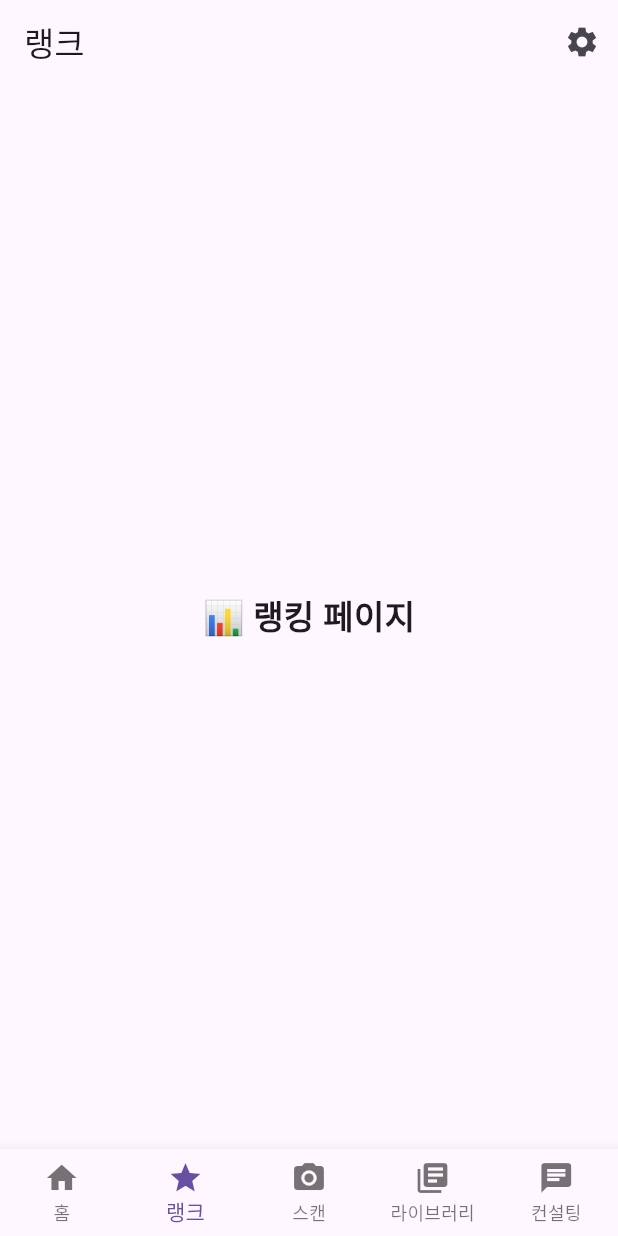
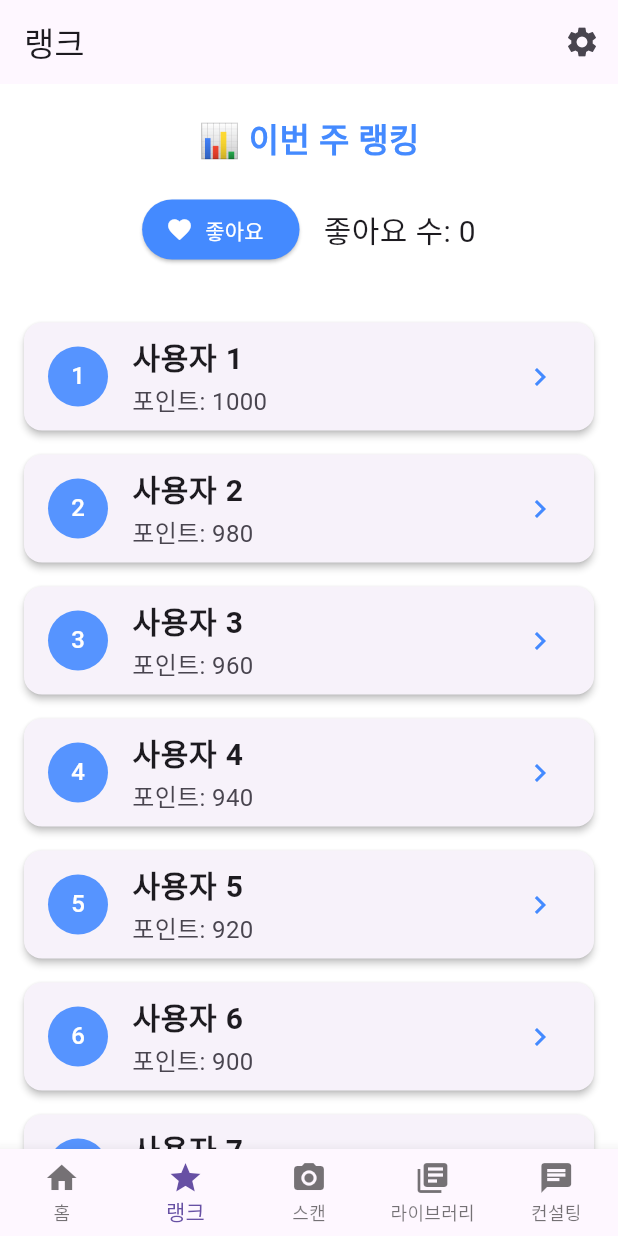
Before and after one commit to maesiltea007/MobileProgramming, a Flutter app: the screen it shows after launch, item 2 of the bottom bar chosen, on a phone screen of 412 x 824 dp. Run offline on Flutter 3.47's test engine with Material 3 defaults, Android fonts, the phone set to English and light mode, and no system bars.

Commit message:
작업 내용 저장

```diff
--- a/lib/screens/kyh/rank_page.dart
+++ b/lib/screens/kyh/rank_page.dart
@@ -1,14 +1,97 @@
 import 'package:flutter/material.dart';
+import 'package:provider/provider.dart';
+import '../../state/app_state.dart';
 
 class RankPage extends StatelessWidget {
   const RankPage({super.key});
 
   @override
   Widget build(BuildContext context) {
-    return const Center(
-      child: Text(
-        '📊 랭킹 페이지',
-        style: TextStyle(fontSize: 22, fontWeight: FontWeight.bold),
+    final app = Provider.of<AppState>(context);
+
+    return Scaffold(
+      backgroundColor: Colors.white,
+      body: Column(
+        children: [
+          const SizedBox(height: 20),
+
+          // 🔥 페이지 타이틀 (디자인 설정 반영)
+          Text(
+            '📊 이번 주 랭킹',
+            style: TextStyle(
+              fontSize: app.fontSize + 2,
+              fontWeight: FontWeight.bold,
+              color: app.mainColor,
+            ),
+          ),
+
+          const SizedBox(height: 20),
+
+          // 🔥 좋아요 버튼 + 현재 좋아요 표시
+          Row(
+            mainAxisAlignment: MainAxisAlignment.center,
+            children: [
+              ElevatedButton.icon(
+                onPressed: app.toggleLike,
+                icon: const Icon(Icons.favorite),
+                label: const Text("좋아요"),
+                style: ElevatedButton.styleFrom(
+                  backgroundColor: app.mainColor,
+                  foregroundColor: Colors.white,
+                ),
+              ),
+              const SizedBox(width: 16),
+              Text(
+                '좋아요 수: ${app.likeCount}',
+                style: TextStyle(fontSize: app.fontSize),
+              ),
+            ],
+          ),
+
+          const SizedBox(height: 30),
+
+          // 🔥 랭킹 리스트 (전역 디자인 반영)
+          Expanded(
+            child: ListView.builder(
+              padding: const EdgeInsets.symmetric(horizontal: 16),
+              itemCount: 10,
+              itemBuilder: (context, index) {
+                final rank = index + 1;
+
+                return Card(
+                  elevation: 2,
+                  margin: const EdgeInsets.symmetric(vertical: 8),
+                  child: ListTile(
+                    leading: CircleAvatar(
+                      backgroundColor: app.mainColor.withOpacity(0.9),
+                      child: Text(
+                        '$rank',
+                        style: const TextStyle(color: Colors.white),
+                      ),
+                    ),
+                    title: Text(
+                      '사용자 $rank',
+                      style: TextStyle(
+                        fontSize: app.fontSize,
+                        fontWeight: FontWeight.bold,
+                      ),
+                    ),
+                    subtitle: Text(
+                      '포인트: ${1000 - index * 20}',
+                      style: TextStyle(
+                        fontSize: app.fontSize * 0.8,
+                      ),
+                    ),
+                    trailing: Icon(
+                      Icons.chevron_right,
+                      color: app.mainColor,
+                    ),
+                  ),
+                );
+              },
+            ),
+          ),
+        ],
       ),
     );
   }
--- a/lib/state/app_state.dart
+++ b/lib/state/app_state.dart
@@ -0,0 +1,25 @@
+import 'package:flutter/material.dart';
+
+class AppState extends ChangeNotifier {
+  // 디자인 설정 값
+  Color mainColor = Colors.blueAccent;
+  double fontSize = 20;
+  String fontFamily = 'Roboto';
+
+  // 좋아요 카운트
+  int likeCount = 0;
+
+  // 디자인 변경
+  void updateDesign({Color? color, double? size, String? font}) {
+    if (color != null) mainColor = color;
+    if (size != null) fontSize = size;
+    if (font != null) fontFamily = font;
+    notifyListeners();
+  }
+
+  // 좋아요 기능
+  void toggleLike() {
+    likeCount++;
+    notifyListeners();
+  }
+}
--- a/pubspec.yaml
+++ b/pubspec.yaml
@@ -34,6 +34,7 @@ dependencies:
   # The following adds the Cupertino Icons font to your application.
   # Use with the CupertinoIcons class for iOS style icons.
   cupertino_icons: ^1.0.8
+  provider: ^6.1.2
 
 dev_dependencies:
   flutter_test:
```
Also changed, not shown: lib/main.dart (+11 -1 lines), lib/screens/kyh/home_page.dart (+58 -16 lines), pubspec.lock.
